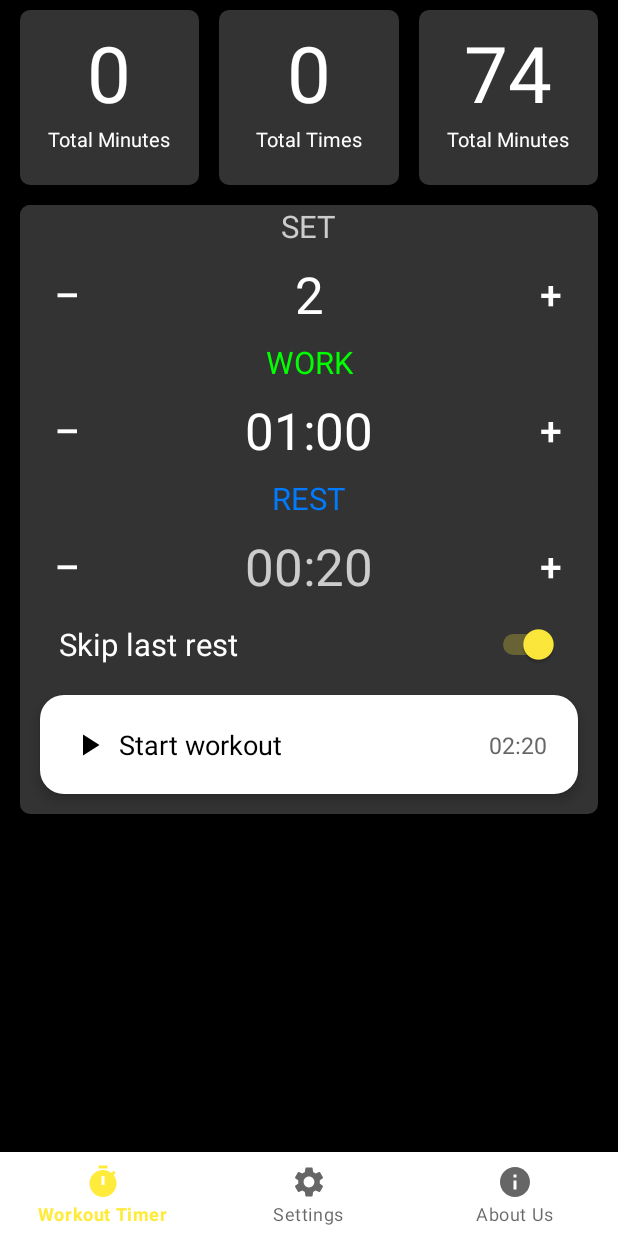
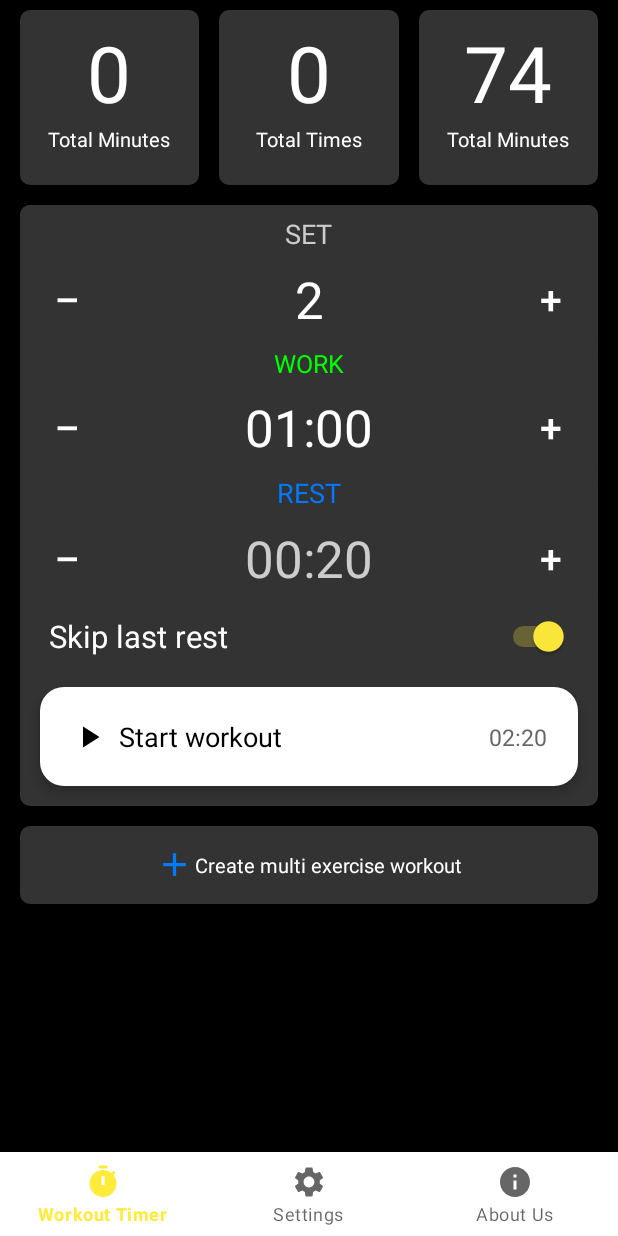
Before and after one commit to AmirNorouzpour/WorkoutTimer, an Android app: the screen it shows after launch (MainActivity), on a phone screen of 412 x 824 dp. Run offline under Robolectric (Android 15) with nearby library versions, the phone set to English and light mode, and no system bars; our stand-ins replace navigation-ui, sdp/ssp sizes.

Commit message:
add plus btn

```diff
--- a/app/src/main/java/com/timer/workouttimer/ui/home/HomeFragment.java
+++ b/app/src/main/java/com/timer/workouttimer/ui/home/HomeFragment.java
@@ -12,8 +12,10 @@ import android.view.LayoutInflater;
 import android.view.View;
 import android.view.ViewGroup;
 import android.widget.Button;
+import android.widget.LinearLayout;
 import android.widget.Switch;
 import android.widget.TextView;
+import android.widget.Toast;
 
 import androidx.annotation.NonNull;
 import androidx.constraintlayout.widget.ConstraintLayout;
@@ -43,6 +45,12 @@ public class HomeFragment extends Fragment {
         Button buttonIncrement = root.findViewById(R.id.button_sets_increment);
         Button buttonDecrement = root.findViewById(R.id.button_sets_decrement);
         TextView textViewValue = root.findViewById(R.id.textview_sets_timer);
+        LinearLayout mlutiBtn = root.findViewById(R.id.mlutiBtn);
+
+        mlutiBtn.setOnClickListener(view -> {
+            Toast.makeText(getActivity(), "Will be added in the next version.", Toast.LENGTH_SHORT).show();
+        });
+
         tvMin = root.findViewById(R.id.tvMins);
         tvTime = root.findViewById(R.id.tvTimes);
         timer_text = root.findViewById(R.id.timer_text);
--- /dev/null
+++ b/app/src/main/res/drawable/ic_plus.xml
@@ -0,0 +1,5 @@
+<vector xmlns:android="http://schemas.android.com/apk/res/android" android:height="24dp" android:tint="#007BFF" android:viewportHeight="24" android:viewportWidth="24" android:width="24dp">
+
+    <path android:fillColor="@android:color/white" android:pathData="M19,13h-6v6h-2v-6H5v-2h6V5h2v6h6v2z"/>
+
+</vector>
--- a/app/src/main/res/layout/fragment_home.xml
+++ b/app/src/main/res/layout/fragment_home.xml
@@ -152,7 +152,8 @@
                         android:layout_height="wrap_content"
                         android:text="SET"
                         android:textColor="#CCCCCC"
-                        android:textSize="@dimen/_16sdp"
+                        android:textSize="@dimen/_14sdp"
+                        android:paddingTop="@dimen/_5sdp"
                         app:layout_constraintEnd_toEndOf="parent"
                         app:layout_constraintStart_toStartOf="parent"
                         app:layout_constraintTop_toTopOf="parent" />
@@ -211,7 +212,7 @@
                         android:layout_height="wrap_content"
                         android:text="WORK"
                         android:textColor="#00FF00"
-                        android:textSize="@dimen/_16sdp"
+                        android:textSize="@dimen/_13sdp"
                         app:layout_constraintEnd_toEndOf="parent"
                         app:layout_constraintStart_toStartOf="parent"
                         app:layout_constraintTop_toTopOf="parent" />
@@ -270,7 +271,7 @@
                         android:layout_height="wrap_content"
                         android:text="REST"
                         android:textColor="#007BFF"
-                        android:textSize="@dimen/_16sdp"
+                        android:textSize="@dimen/_14sdp"
                         app:layout_constraintEnd_toEndOf="parent"
                         app:layout_constraintStart_toStartOf="parent"
                         app:layout_constraintTop_toTopOf="parent" />
@@ -330,7 +331,7 @@
                         android:layout_width="0dp"
                         android:layout_height="wrap_content"
                         android:layout_weight="1"
-                        android:paddingLeft="@dimen/_20sdp"
+                        android:paddingLeft="@dimen/_15sdp"
                         android:text="Skip last rest"
                         android:textColor="#FFFFFF"
                         android:textSize="@dimen/_16sdp" />
@@ -339,7 +340,7 @@
                         android:id="@+id/switch_skip_last_rest"
                         android:layout_width="wrap_content"
                         android:layout_height="wrap_content"
-                        android:layout_marginRight="@dimen/_20sdp"
+                        android:layout_marginRight="@dimen/_15sdp"
                         android:checked="true"
                         android:textColor="#FFFFFF"
                         android:textSize="@dimen/_16sdp" />
@@ -399,6 +400,31 @@
 
 
             </LinearLayout>
+            <LinearLayout
+                android:id="@+id/mlutiBtn"
+                android:layout_width="match_parent"
+                android:layout_height="@dimen/_40sdp"
+                android:layout_margin="@dimen/_5sdp"
+                android:background="@drawable/background_rounded"
+                android:gravity="center"
+                android:orientation="horizontal"
+                android:clickable="true"
+                tools:ignore="MissingConstraints">
+
+                <ImageView
+                    android:layout_width="@dimen/_20sdp"
+                    android:layout_height="@dimen/_20sdp"
+                    android:src="@drawable/ic_plus"
+
+                    />
+                <TextView
+                    android:layout_width="wrap_content"
+                    android:layout_height="wrap_content"
+                    android:text="Create multi exercise workout"
+                    android:textAlignment="center"
+                    android:textColor="#fff"
+                    android:textSize="@dimen/_10sdp" />
+            </LinearLayout>
 
         </LinearLayout>
 
--- a/app/src/main/res/values/colors.xml
+++ b/app/src/main/res/values/colors.xml
@@ -12,5 +12,5 @@
     <color name="gray">#737373</color>
     <color name="green">#4CAF50</color>
     <color name="yellow">#FFEB3B</color>
-    <color name="main">#000957</color>
+    <color name="main">#007BFF</color>
 </resources>
```
